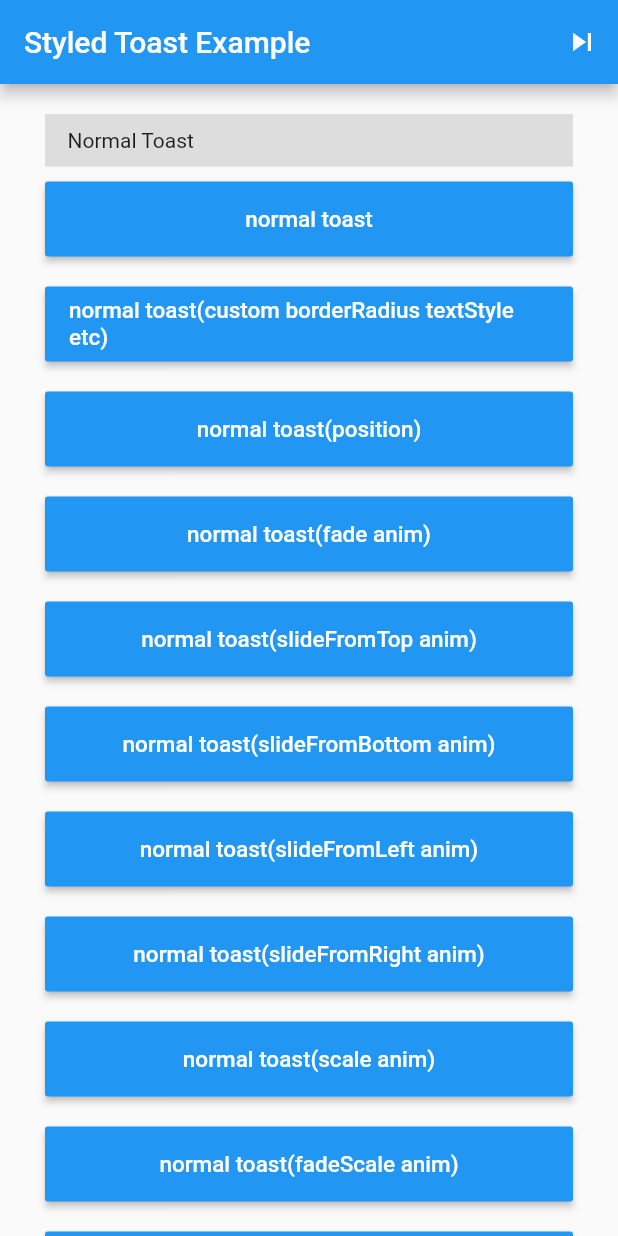
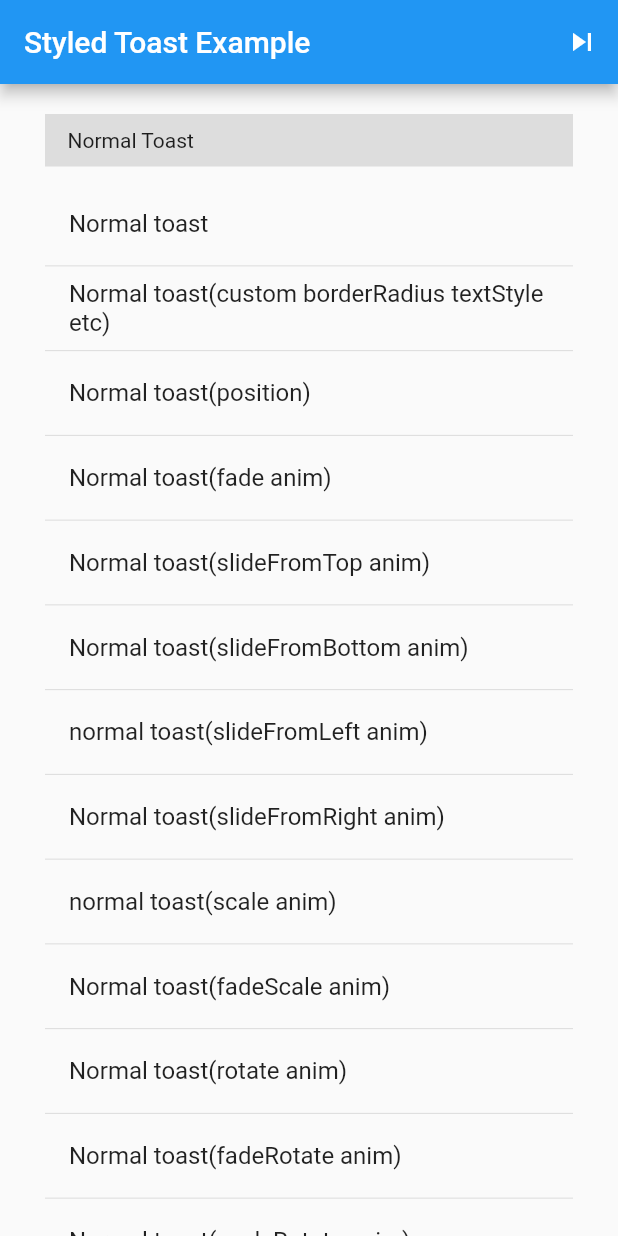
Before and after one commit to JackJonson/flutter_styled_toast, a Flutter app: the screen it shows after launch, on a phone screen of 412 x 824 dp. Run offline on Flutter 3.47's test engine with Material 2 defaults, Android fonts, the phone set to English and light mode, and no system bars; missing offline and left inert: flutter_responsive_screen.

Commit message:
Add reverse animation, and modify example.

```diff
--- a/example/lib/main.dart
+++ b/example/lib/main.dart
@@ -43,6 +43,10 @@ class MyHomePage extends StatefulWidget {
 class _MyHomePageState extends State<MyHomePage> {
   // Whether the green box should be visible or invisible
 
+  Widget _buildListTile(Widget title,VoidCallback onPressed){
+    return ListTile(title: title,onTap: onPressed,);
+  }
+
   @override
   Widget build(BuildContext context) {
     return Scaffold(
@@ -73,29 +77,22 @@ class _MyHomePageState extends State<MyHomePage> {
               child: Text('Normal Toast'),
               color: const Color(0xFFDDDDDD),
             ),
-            Container(
-              height: 50.0,
-              margin: EdgeInsets.only(bottom: 20.0),
-              child: RaisedButton(
-                onPressed: () {
+            ListTile(
+              title: Text('Normal toast'),
+              onTap: () {
                 showToast(
                   'This is normal toast',
                 );
               },
-                color: Colors.blue,
-                child: Text(
-                  "normal toast",
-                  style: TextStyle(fontSize: 15.0, color: Colors.white),
             ),
+            Divider(height: 0.5,),
+            ListTile(
+              title: Text(
+                "Normal toast(custom borderRadius textStyle etc)",
               ),
-            ),
-            Container(
-              height: 50.0,
-              margin: EdgeInsets.only(bottom: 20.0),
-              child: RaisedButton(
-                onPressed: () {
+              onTap: () {
                 showToast('This is normal toast',
-                      textStyle: TextStyle(fontSize: 36.0, color: Colors.red),
+                    textStyle: TextStyle(fontSize: 20.0, color: Colors.red),
                     backgroundColor: Colors.yellow,
                     textPadding: EdgeInsets.symmetric(
                         vertical: 20.0, horizontal: 30.0),
@@ -105,108 +102,79 @@ class _MyHomePageState extends State<MyHomePage> {
                     textAlign: TextAlign.justify,
                     textDirection: TextDirection.rtl);
               },
-                color: Colors.blue,
-                child: Text(
-                  "normal toast(custom borderRadius textStyle etc)",
-                  style: TextStyle(fontSize: 15.0, color: Colors.white),
             ),
+            Divider(height: 0.5,),
+            ListTile(
+              title: Text(
+                "Normal toast(position)",
               ),
-            ),
-            Container(
-              height: 50.0,
-              margin: EdgeInsets.only(bottom: 20.0),
-              child: RaisedButton(
-                onPressed: () {
+              onTap: () {
                 showToast('This is normal toast with position',
                     position: StyledToastPosition.center);
               },
-                color: Colors.blue,
-                child: Text(
-                  "normal toast(position)",
-                  style: TextStyle(fontSize: 15.0, color: Colors.white),
             ),
+            Divider(height: 0.5,),
+            ListTile(
+              title: Text(
+                "Normal toast(fade anim)",
               ),
-            ),
-            Container(
-              height: 50.0,
-              margin: EdgeInsets.only(bottom: 20.0),
-              child: RaisedButton(
-                onPressed: () {
+              onTap: () {
                 showToast('This is normal toast with fade animation',
                     animation: StyledToastAnimation.fade,
                     curve: Curves.linear,
                     reverseCurve: Curves.linear);
               },
-                color: Colors.blue,
-                child: Text(
-                  "normal toast(fade anim)",
-                  style: TextStyle(fontSize: 15.0, color: Colors.white),
             ),
+            Divider(height: 0.5,),
+            ListTile(
+              title: Text(
+                "Normal toast(slideFromTop anim)",
               ),
-            ),
-            Container(
-              height: 50.0,
-              margin: EdgeInsets.only(bottom: 20.0),
-              child: RaisedButton(
-                onPressed: () {
+              onTap: () {
                 showToast('This is normal toast with animation',
                     animation: StyledToastAnimation.slideFromTop,
                     position: StyledToastPosition.top,
                     curve: ElasticOutCurve(0.9),
                     reverseCurve: Curves.linear);
               },
-                color: Colors.blue,
-                child: Text(
-                  "normal toast(slideFromTop anim)",
-                  style: TextStyle(fontSize: 15.0, color: Colors.white),
             ),
+            Divider(height: 0.5,),
+            ListTile(
+              title: Text(
+                "Normal toast(slideFromBottom anim)",
               ),
-            ),
-            Container(
-              height: 50.0,
-              margin: EdgeInsets.only(bottom: 20.0),
-              child: RaisedButton(
-                onPressed: () {
+              onTap: () {
                 showToast('This is normal toast with animation',
                     animation: StyledToastAnimation.slideFromBottom,
                     position: StyledToastPosition.bottom,
                     curve: ElasticOutCurve(0.9),
                     reverseCurve: Curves.linear);
               },
-                color: Colors.blue,
-                child: Text(
-                  "normal toast(slideFromBottom anim)",
-                  style: TextStyle(fontSize: 15.0, color: Colors.white),
             ),
+            Divider(height: 0.5,),
+            ListTile(
+              title: Text(
+                "normal toast(slideFromLeft anim)",
               ),
-            ),
-            Container(
-              height: 50.0,
-              margin: EdgeInsets.only(bottom: 20.0),
-              child: RaisedButton(
-                onPressed: () {
+              onTap: () {
                 showToast('This is normal toast with animation',
                     animation: StyledToastAnimation.slideFromLeft,
+                    reverseAnimation: StyledToastAnimation.none,
                     position: StyledToastPosition.top,
                     //Toast duration   animDuration * 2 <= duration
                     duration: Duration(seconds: 4),
                     //Animation duration   animDuration * 2 <= duration
                     animDuration: Duration(seconds: 1),
                     curve: Curves.elasticOut,
-                      reverseCurve: Curves.elasticIn);
+                    reverseCurve: Curves.linear);
               },
-                color: Colors.blue,
-                child: Text(
-                  "normal toast(slideFromLeft anim)",
-                  style: TextStyle(fontSize: 15.0, color: Colors.white),
             ),
+            Divider(height: 0.5,),
+            ListTile(
+              title:  Text(
+                "Normal toast(slideFromRight anim)",
               ),
-            ),
-            Container(
-              height: 50.0,
-              margin: EdgeInsets.only(bottom: 20.0),
-              child: RaisedButton(
-                onPressed: () {
+              onTap: () {
                 showToast('This is normal toast with animation',
                     animation: StyledToastAnimation.slideFromRight,
                     position: StyledToastPosition.top,
@@ -215,18 +183,13 @@ class _MyHomePageState extends State<MyHomePage> {
                     curve: Curves.elasticOut,
                     reverseCurve: Curves.elasticIn);
               },
-                color: Colors.blue,
-                child: Text(
-                  "normal toast(slideFromRight anim)",
-                  style: TextStyle(fontSize: 15.0, color: Colors.white),
             ),
+            Divider(height: 0.5,),
+            ListTile(
+              title: Text(
+                "normal toast(scale anim)",
               ),
-            ),
-            Container(
-              height: 50.0,
-              margin: EdgeInsets.only(bottom: 20.0),
-              child: RaisedButton(
-                onPressed: () {
+              onTap: () {
                 showToast('This is normal toast with animation',
                     animation: StyledToastAnimation.scale,
                     position: StyledToastPosition.center,
@@ -235,18 +198,13 @@ class _MyHomePageState extends State<MyHomePage> {
                     curve: Curves.elasticOut,
                     reverseCurve: Curves.linear);
               },
-                color: Colors.blue,
-                child: Text(
-                  "normal toast(scale anim)",
-                  style: TextStyle(fontSize: 15.0, color: Colors.white),
             ),
+            Divider(height: 0.5,),
+            ListTile(
+              title: Text(
+                "Normal toast(fadeScale anim)",
               ),
-            ),
-            Container(
-              height: 50.0,
-              margin: EdgeInsets.only(bottom: 20.0),
-              child: RaisedButton(
-                onPressed: () {
+              onTap: () {
                 showToast('This is normal toast with animation',
                     animation: StyledToastAnimation.fadeScale,
                     position: StyledToastPosition.center,
@@ -255,18 +213,13 @@ class _MyHomePageState extends State<MyHomePage> {
                     curve: Curves.linear,
                     reverseCurve: Curves.linear);
               },
-                color: Colors.blue,
-                child: Text(
-                  "normal toast(fadeScale anim)",
-                  style: TextStyle(fontSize: 15.0, color: Colors.white),
             ),
+            Divider(height: 0.5,),
+            ListTile(
+              title:  Text(
+                "Normal toast(rotate anim)",
               ),
-            ),
-            Container(
-              height: 50.0,
-              margin: EdgeInsets.only(bottom: 20.0),
-              child: RaisedButton(
-                onPressed: () {
+              onTap: () {
                 showToast('This is normal toast with animation',
                     animation: StyledToastAnimation.rotate,
                     position: StyledToastPosition.center,
@@ -275,18 +228,13 @@ class _MyHomePageState extends State<MyHomePage> {
                     curve: Curves.elasticOut,
                     reverseCurve: Curves.elasticIn);
               },
-                color: Colors.blue,
-                child: Text(
-                  "normal toast(rotate anim)",
-                  style: TextStyle(fontSize: 15.0, color: Colors.white),
             ),
+            Divider(height: 0.5,),
+            ListTile(
+              title: Text(
+                "Normal toast(fadeRotate anim)",
               ),
-            ),
-            Container(
-              height: 50.0,
-              margin: EdgeInsets.only(bottom: 20.0),
-              child: RaisedButton(
-                onPressed: () {
+              onTap: () {
                 showToast('This is normal toast with animation',
                     animation: StyledToastAnimation.fadeRotate,
                     position: StyledToastPosition.center,
@@ -295,18 +243,13 @@ class _MyHomePageState extends State<MyHomePage> {
                     curve: Curves.linear,
                     reverseCurve: Curves.linear);
               },
-                color: Colors.blue,
-                child: Text(
-                  "normal toast(fadeRotate anim)",
-                  style: TextStyle(fontSize: 15.0, color: Colors.white),
             ),
+            Divider(height: 0.5,),
+            ListTile(
+              title:  Text(
+                "Normal toast(scaleRotate anim)",
               ),
-            ),
-            Container(
-              height: 50.0,
-              margin: EdgeInsets.only(bottom: 20.0),
-              child: RaisedButton(
-                onPressed: () {
+              onTap: () {
                 showToast('This is normal toast with animation',
                     animation: StyledToastAnimation.scaleRotate,
                     position: StyledToastPosition.center,
@@ -315,18 +258,13 @@ class _MyHomePageState extends State<MyHomePage> {
                     curve: Curves.elasticOut,
                     reverseCurve: Curves.linear);
               },
-                color: Colors.blue,
-                child: Text(
-                  "normal toast(scaleRotate anim)",
-                  style: TextStyle(fontSize: 15.0, color: Colors.white),
             ),
+            Divider(height: 0.5,),
+            ListTile(
+              title: Text(
+                "Normal toast with onDismissed",
               ),
-            ),
-            Container(
-              height: 50.0,
-              margin: EdgeInsets.only(bottom: 20.0),
-              child: RaisedButton(
-                onPressed: () {
+              onTap: () {
                 showToast('This is normal toast with onDismissed',
                     animation: StyledToastAnimation.fade,
                     //Toast duration   animDuration * 2 <= duration
@@ -336,13 +274,8 @@ class _MyHomePageState extends State<MyHomePage> {
                       print('onDismissed');
                     }, curve: Curves.decelerate, reverseCurve: Curves.linear);
               },
-                color: Colors.blue,
-                child: Text(
-                  "normal toast with onDismissed",
-                  style: TextStyle(fontSize: 15.0, color: Colors.white),
             ),
-              ),
-            ),
+            Divider(height: 0.5,),
 
             ///Custom toast content widget
             Container(
@@ -353,24 +286,19 @@ class _MyHomePageState extends State<MyHomePage> {
               child: Text('Custom toast content widget'),
               color: const Color(0xFFDDDDDD),
             ),
-            Container(
-              height: 50.0,
-              margin: EdgeInsets.only(bottom: 20.0),
-              child: RaisedButton(
-                onPressed: () {
+            ListTile(
+              title: Text(
+                "Custom toast content widget",
+              ),
+              onTap: () {
                 showToastWidget(BannerToastWidget.fail(msg: 'Request failed'),
                     position: StyledToastPosition.top,
                     animation: StyledToastAnimation.fadeRotate,
                     curve: Curves.linear,
                     reverseCurve: Curves.linear);
               },
-                color: Colors.blue,
-                child: Text(
-                  "custom toast content widget",
-                  style: TextStyle(fontSize: 15.0, color: Colors.white),
             ),
-              ),
-            ),
+            Divider(height: 0.5,),
           ],
         ),
       ),
```
Also changed, not shown: lib/src/styled_toast.dart (+158 -70 lines). Lines whose indentation alone changed are shown as unchanged.
